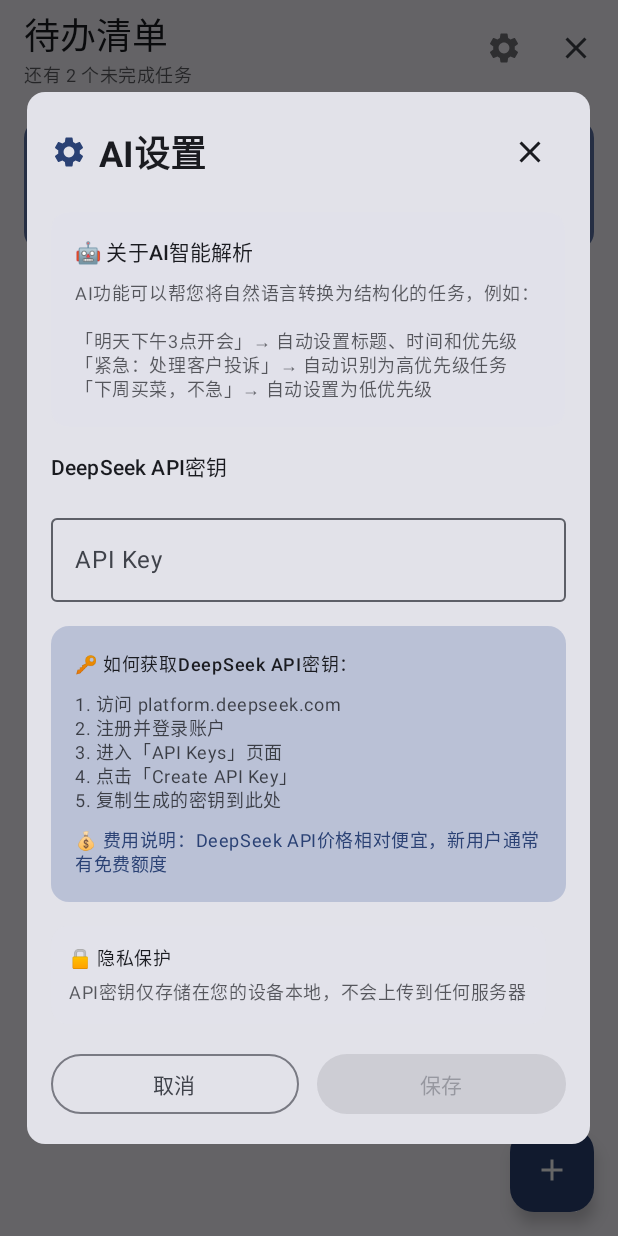
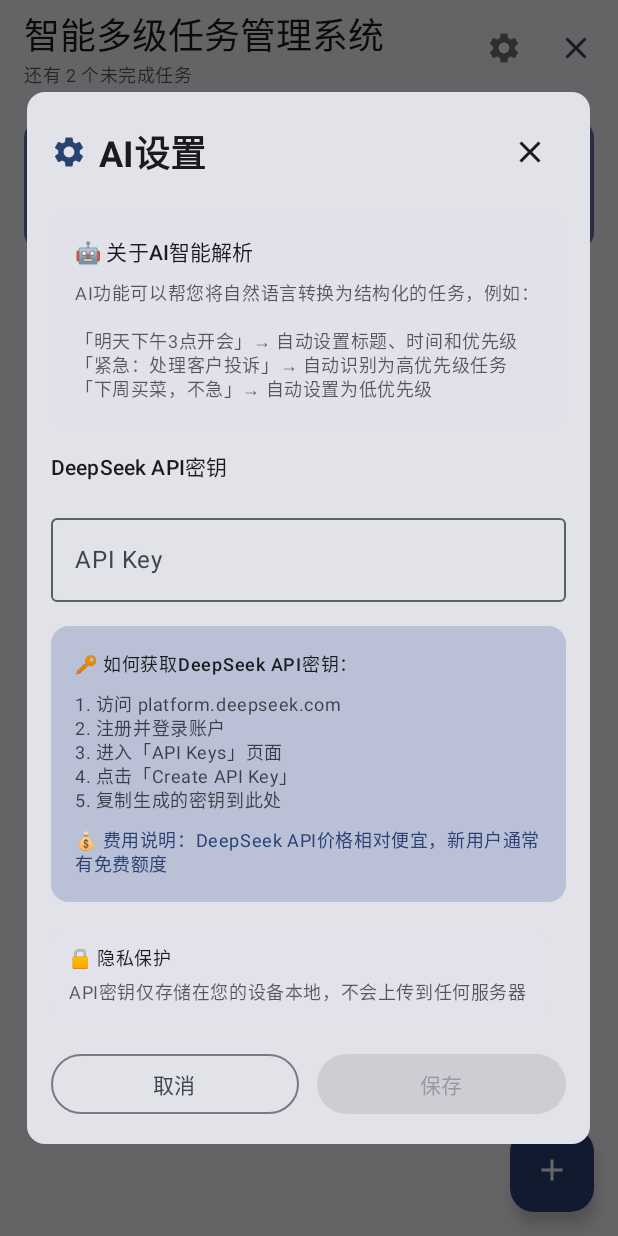
Before and after one commit to CS67/ai-todolist-kotlin, an Android app built with Jetpack Compose: the screen it shows after launch (MainActivity), after a tap on "AI设置", on a phone screen of 412 x 824 dp. Run offline under Robolectric (Android 15) with nearby library versions, the phone set to English and light mode, and no system bars; our stand-ins replace Room's generated code; 2 other taps on this screen came first.

Commit message:
ui加密

```diff
--- a/app/src/main/java/com/example/todolist/ui/components/AIConfigDialog.kt
+++ b/app/src/main/java/com/example/todolist/ui/components/AIConfigDialog.kt
@@ -14,6 +14,7 @@ import androidx.compose.ui.Modifier
 import androidx.compose.ui.platform.LocalContext
 import androidx.compose.ui.text.font.FontWeight
 import androidx.compose.ui.text.input.KeyboardType
+import androidx.compose.ui.text.input.PasswordVisualTransformation
 import androidx.compose.ui.unit.dp
 import androidx.compose.ui.window.Dialog
 
@@ -107,6 +108,7 @@ fun AIConfigDialog(
                     placeholder = { Text("sk-xxxxxxxxxxxxxxxx") },
                     modifier = Modifier.fillMaxWidth(),
                     keyboardOptions = KeyboardOptions(keyboardType = KeyboardType.Password),
+                    visualTransformation = PasswordVisualTransformation(),
                     singleLine = true
                 )
 
--- a/app/src/main/java/com/example/todolist/ui/screens/TodoListScreen.kt
+++ b/app/src/main/java/com/example/todolist/ui/screens/TodoListScreen.kt
@@ -65,8 +65,9 @@ fun TodoListScreen(
                 title = {
                     Column {
                         Text(
-                            text = "待办清单",
+                            text = "智能多级任务管理系统",
                             style = MaterialTheme.typography.headlineSmall
+
                         )
                         if (totalCount > 0) {
                             Text(
```
